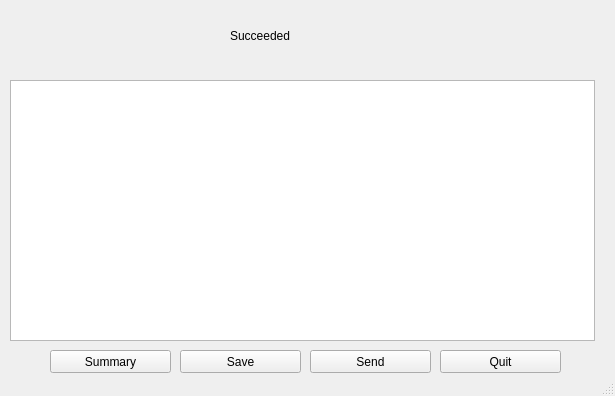
Old version of the form eid-mw/_src/eDT/eDTGui/edtgui.ui in the repository yuri-moens/eid-mw.
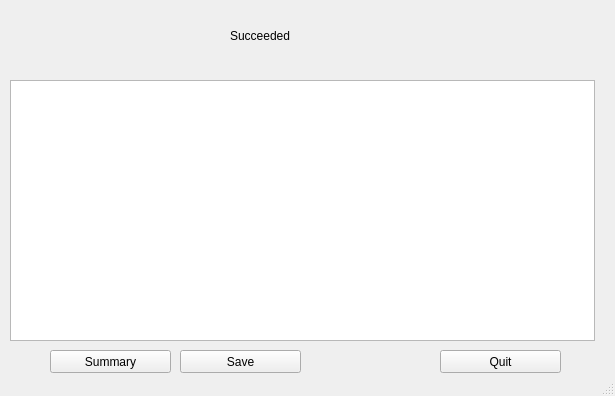
New version of the form. Icons and pictures are not drawn.

Commit message: fixes #483 eDT: remove automatic sending

What changed in the file:
```diff
--- a/eid-mw/_src/eDT/eDTGui/edtgui.ui
+++ b/eid-mw/_src/eDT/eDTGui/edtgui.ui
@@ -554,7 +554,7 @@
        <string>Quit</string>
       </property>
      </widget>
-     <widget class="QPushButton" name="pb_SendReport_2" >
+  <!--   <widget class="QPushButton" name="pb_SendReport_2" >
       <property name="geometry" >
        <rect>
         <x>300</x>
@@ -566,7 +566,7 @@
       <property name="text" >
        <string>Send</string>
       </property>
-     </widget>
+     </widget> -->
     </widget>
    </widget>
   </widget>
```
Left out of the diff: 4 changed lines with no effect on the pictures. The commit also changes 2 other files.
